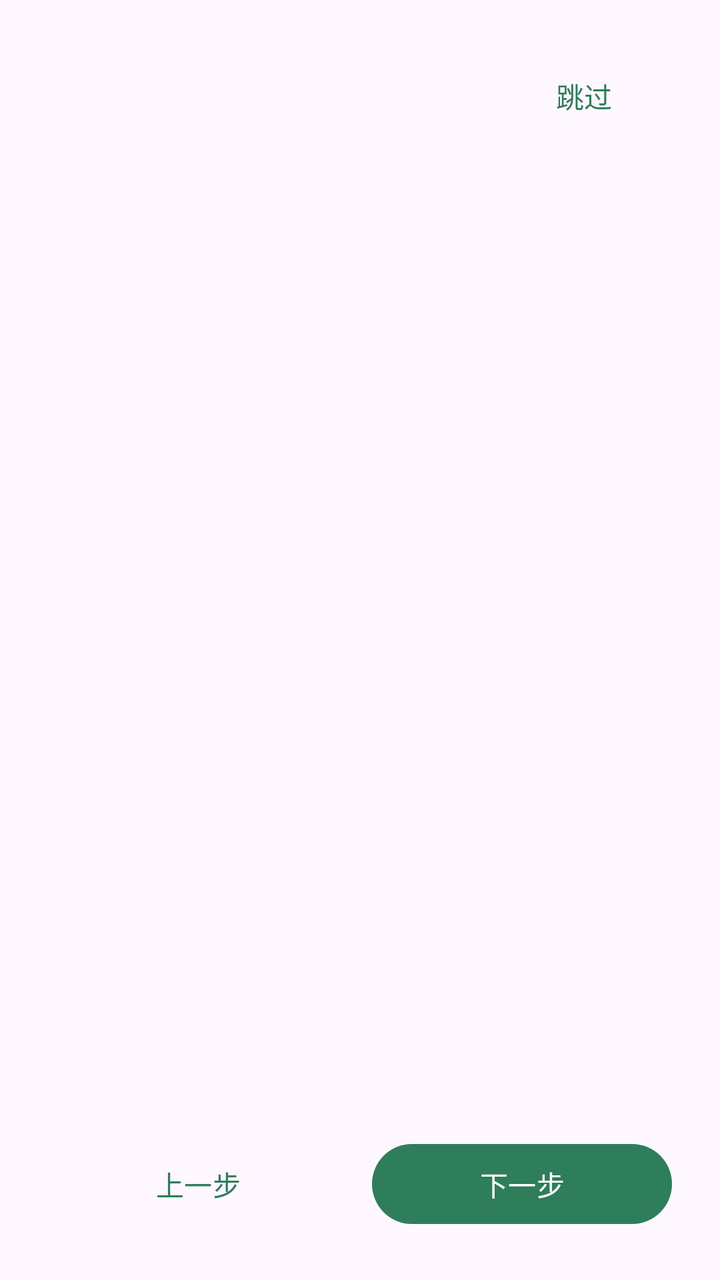
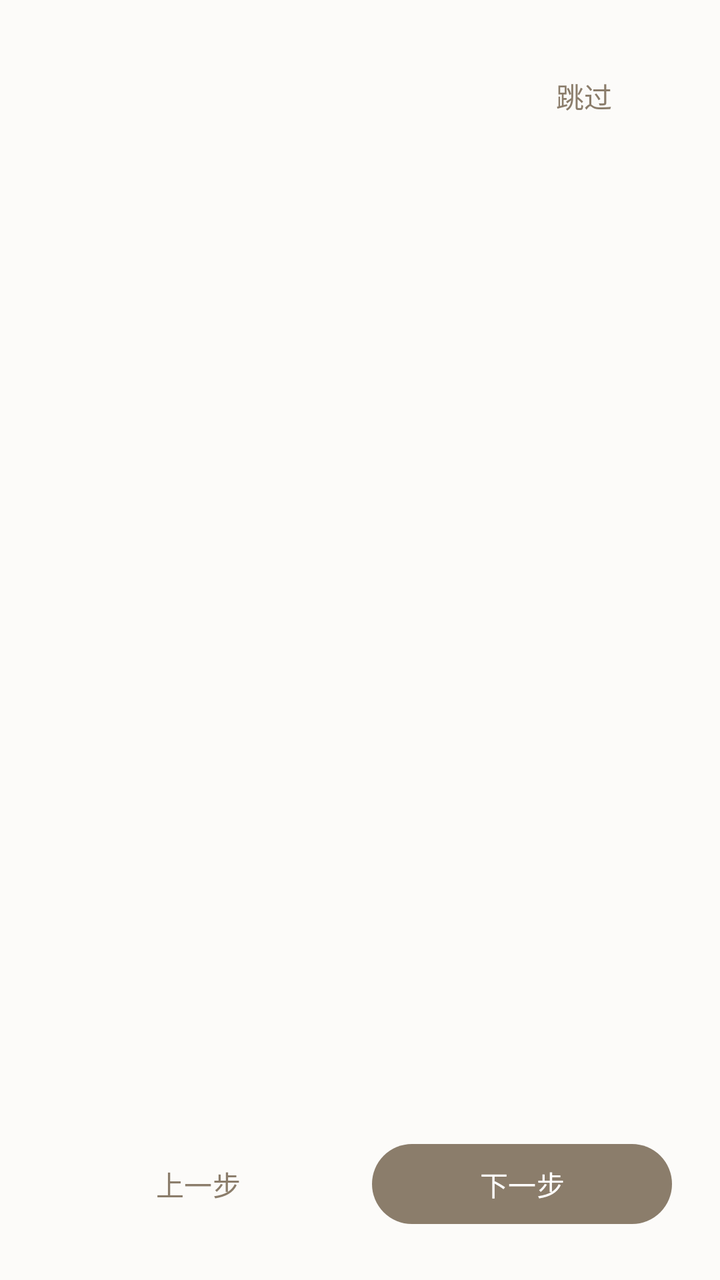

The first picture is an Android layout as it rendered before a commit; the second is the same layout after the commit. The layout source and the unified diff follow.
<!-- AndroidManifest.xml: application theme Theme.ScreenshotBye -->
<!-- res/layout/activity_onboarding.xml -->
<?xml version="1.0" encoding="utf-8"?>
<LinearLayout xmlns:android="http://schemas.android.com/apk/res/android"
    android:layout_width="match_parent"
    android:layout_height="match_parent"
    android:orientation="vertical"
    android:padding="24dp">

    <com.google.android.material.button.MaterialButton
        android:id="@+id/skipBtn"
        style="@style/Widget.Material3.Button.TextButton"
        android:layout_width="wrap_content"
        android:layout_height="wrap_content"
        android:layout_gravity="end"
        android:text="@string/onb_skip" />

    <TextView
        android:id="@+id/pageLabel"
        style="@style/BodyHint"
        android:gravity="center"
        android:textSize="11sp" />

    <TextView
        android:id="@+id/onbTitle"
        android:layout_width="match_parent"
        android:layout_height="wrap_content"
        android:layout_marginTop="20dp"
        android:gravity="center"
        android:textColor="@color/ink"
        android:textSize="22sp"
        android:textStyle="bold" />

    <TextView
        android:id="@+id/onbBody"
        android:layout_width="match_parent"
        android:layout_height="wrap_content"
        android:layout_marginTop="14dp"
        android:lineSpacingExtra="5dp"
        android:textColor="@color/muted"
        android:textSize="14sp" />

    <Space
        android:layout_width="match_parent"
        android:layout_height="0dp"
        android:layout_weight="1" />

    <LinearLayout
        android:id="@+id/dots"
        android:layout_width="match_parent"
        android:layout_height="wrap_content"
        android:gravity="center"
        android:orientation="horizontal" />

    <LinearLayout
        android:id="@+id/lastBox"
        android:layout_width="match_parent"
        android:layout_height="wrap_content"
        android:layout_marginTop="20dp"
        android:orientation="vertical"
        android:visibility="gone">

        <com.google.android.material.materialswitch.MaterialSwitch
            android:id="@+id/watchSwitch"
            android:layout_width="match_parent"
            android:layout_height="wrap_content"
            android:checked="true"
            android:text="@string/onb_enable_now" />

        <TextView
            style="@style/BodyHint"
            android:layout_marginTop="4dp"
            android:text="@string/onb_enable_hint" />
    </LinearLayout>

    <LinearLayout
        android:layout_width="match_parent"
        android:layout_height="wrap_content"
        android:layout_marginTop="20dp"
        android:orientation="horizontal">

        <com.google.android.material.button.MaterialButton
            android:id="@+id/prevBtn"
            style="@style/Widget.Material3.Button.TextButton"
            android:layout_width="0dp"
            android:layout_height="wrap_content"
            android:layout_weight="1"
            android:text="@string/onb_prev" />

        <com.google.android.material.button.MaterialButton
            android:id="@+id/nextBtn"
            android:layout_width="0dp"
            android:layout_height="wrap_content"
            android:layout_marginStart="12dp"
            android:layout_weight="1"
            android:text="@string/onb_next" />
    </LinearLayout>
</LinearLayout>
<!-- resources referenced by this layout -->
<resources>
  <color name="ink">#1B1D1E</color>
  <color name="muted">#5C6355</color>
  <style name="BodyHint">
          <item name="android:layout_width">match_parent</item>
          <item name="android:layout_height">wrap_content</item>
          <item name="android:textSize">12sp</item>
          <item name="android:textColor">@color/muted</item>
          <item name="android:lineSpacingExtra">2dp</item>
      </style>
  <style name="Theme.ScreenshotBye" parent="Theme.Material3.DayNight.NoActionBar">
          <item name="colorPrimary">@color/seed</item>
          <item name="android:statusBarColor">?attr/colorSurface</item>
          <item name="android:windowLightStatusBar" tools:targetApi="m">true</item>
      </style>
  <color name="seed">#2E7D5B</color>
  <!-- unchanged entries left out for length: 5 -->
</resources>

<!-- the commit's change to res/layout/activity_onboarding.xml (unified diff, before → after) -->
@@ -25,7 +25,7 @@
         android:layout_height="wrap_content"
         android:layout_marginTop="20dp"
         android:gravity="center"
-        android:textColor="@color/ink"
+        android:textColor="?attr/colorOnSurface"
         android:textSize="22sp"
         android:textStyle="bold" />
 
@@ -35,7 +35,7 @@
         android:layout_height="wrap_content"
         android:layout_marginTop="14dp"
         android:lineSpacingExtra="5dp"
-        android:textColor="@color/muted"
+        android:textColor="?attr/colorOnSurfaceVariant"
         android:textSize="14sp" />
 
     <Space
<!-- resource entries referenced after the edit -->
@@ -1,20 +1,90 @@
 <!-- resources referenced by this layout -->
 <resources>
-  <color name="ink">#1B1D1E</color>
-  <color name="muted">#5C6355</color>
   <style name="BodyHint">
           <item name="android:layout_width">match_parent</item>
           <item name="android:layout_height">wrap_content</item>
           <item name="android:textSize">12sp</item>
-          <item name="android:textColor">@color/muted</item>
+          <item name="android:textColor">?attr/colorOnSurfaceVariant</item>
           <item name="android:lineSpacingExtra">2dp</item>
       </style>
-  <style name="Theme.ScreenshotBye" parent="Theme.Material3.DayNight.NoActionBar">
-          <item name="colorPrimary">@color/seed</item>
+  <style name="Theme.ScreenshotBye" parent="Theme.ScreenshotBye.Beige" />
+  <style name="Theme.ScreenshotBye.Beige" parent="Theme.ScreenshotBye.Base">
+          <item name="colorPrimary">@color/beige_primary</item>
+          <item name="colorOnPrimary">@color/beige_onPrimary</item>
+          <item name="colorPrimaryContainer">@color/beige_primaryContainer</item>
+          <item name="colorOnPrimaryContainer">@color/beige_onPrimaryContainer</item>
+          <item name="colorSecondary">@color/beige_secondary</item>
+          <item name="colorOnSecondary">@color/beige_onSecondary</item>
+          <item name="colorSecondaryContainer">@color/beige_secondaryContainer</item>
+          <item name="colorOnSecondaryContainer">@color/beige_onSecondaryContainer</item>
+          <item name="colorTertiary">@color/beige_tertiary</item>
+          <item name="colorOnTertiary">@color/beige_onTertiary</item>
+          <item name="colorTertiaryContainer">@color/beige_tertiaryContainer</item>
+          <item name="colorOnTertiaryContainer">@color/beige_onTertiaryContainer</item>
+          <item name="colorError">@color/beige_error</item>
+          <item name="colorOnError">@color/beige_onError</item>
+          <item name="colorErrorContainer">@color/beige_errorContainer</item>
+          <item name="colorOnErrorContainer">@color/beige_onErrorContainer</item>
+          <item name="android:colorBackground">@color/beige_background</item>
+          <item name="colorOnBackground">@color/beige_onBackground</item>
+          <item name="colorSurface">@color/beige_surface</item>
+          <item name="colorOnSurface">@color/beige_onSurface</item>
+          <item name="colorSurfaceVariant">@color/beige_surfaceVariant</item>
+          <item name="colorOnSurfaceVariant">@color/beige_onSurfaceVariant</item>
+          <item name="colorSurfaceContainerLowest">@color/beige_surfaceContainerLowest</item>
+          <item name="colorSurfaceContainerLow">@color/beige_surfaceContainerLow</item>
+          <item name="colorSurfaceContainer">@color/beige_surfaceContainer</item>
+          <item name="colorSurfaceContainerHigh">@color/beige_surfaceContainerHigh</item>
+          <item name="colorSurfaceContainerHighest">@color/beige_surfaceContainerHighest</item>
+          <item name="colorSurfaceBright">@color/beige_surfaceBright</item>
+          <item name="colorSurfaceDim">@color/beige_surfaceDim</item>
+          <item name="colorSurfaceInverse">@color/beige_inverseSurface</item>
+          <item name="colorOnSurfaceInverse">@color/beige_inverseOnSurface</item>
+          <item name="colorPrimaryInverse">@color/beige_inversePrimary</item>
+          <item name="colorOutline">@color/beige_outline</item>
+          <item name="colorOutlineVariant">@color/beige_outlineVariant</item>
+      </style>
+  <style name="Theme.ScreenshotBye.Base" parent="Theme.Material3.DayNight.NoActionBar">
           <item name="android:statusBarColor">?attr/colorSurface</item>
-          <item name="android:windowLightStatusBar" tools:targetApi="m">true</item>
+          <item name="android:navigationBarColor">?attr/colorSurface</item>
+          <item name="android:windowLightStatusBar">@bool/light_status_bar</item>
+          <item name="android:windowLightNavigationBar" tools:targetApi="o_mr1">@bool/light_status_bar</item>
+          <item name="android:textColorLink">?attr/colorPrimary</item>
       </style>
-  <color name="seed">#2E7D5B</color>
+  <color name="beige_primary">#8B7D6B</color>
+  <color name="beige_onPrimary">#FFFFFF</color>
+  <color name="beige_primaryContainer">#EBE8E4</color>
+  <color name="beige_onPrimaryContainer">#61584B</color>
+  <color name="beige_secondary">#9B8E7D</color>
+  <color name="beige_onSecondary">#FFFFFF</color>
+  <color name="beige_secondaryContainer">#EDEBE6</color>
+  <color name="beige_onSecondaryContainer">#6C6358</color>
+  <color name="beige_tertiary">#A89B8A</color>
+  <color name="beige_onTertiary">#FFFFFF</color>
+  <color name="beige_tertiaryContainer">#EFEDE8</color>
+  <color name="beige_onTertiaryContainer">#766C61</color>
+  <color name="beige_error">#B89A8A</color>
+  <color name="beige_onError">#FFFFFF</color>
+  <color name="beige_errorContainer">#F2ECE8</color>
+  <color name="beige_onErrorContainer">#816C61</color>
+  <color name="beige_background">#FCFBF9</color>
+  <color name="beige_onBackground">#5C5247</color>
+  <color name="beige_surface">#FEFDFB</color>
+  <color name="beige_onSurface">#5C5247</color>
+  <color name="beige_surfaceVariant">#F2EEE8</color>
+  <color name="beige_onSurfaceVariant">#6E6558</color>
+  <color name="beige_surfaceContainerLowest">#FFFEFD</color>
+  <color name="beige_surfaceContainerLow">#FDFCFA</color>
+  <color name="beige_surfaceContainer">#FDFCFA</color>
+  <color name="beige_surfaceContainerHigh">#F8F5F1</color>
+  <color name="beige_surfaceContainerHighest">#F4F0EB</color>
+  <color name="beige_surfaceBright">#FDFCFA</color>
+  <color name="beige_surfaceDim">#CAC9C7</color>
+  <color name="beige_inverseSurface">#746B62</color>
+  <color name="beige_inverseOnSurface">#FEFEFD</color>
+  <color name="beige_inversePrimary">#B4AA9F</color>
+  <color name="beige_outline">#B5B0A8</color>
+  <color name="beige_outlineVariant">#D1CCC4</color>
   <!-- unchanged entries left out for length: 5 -->
 </resources>
 
